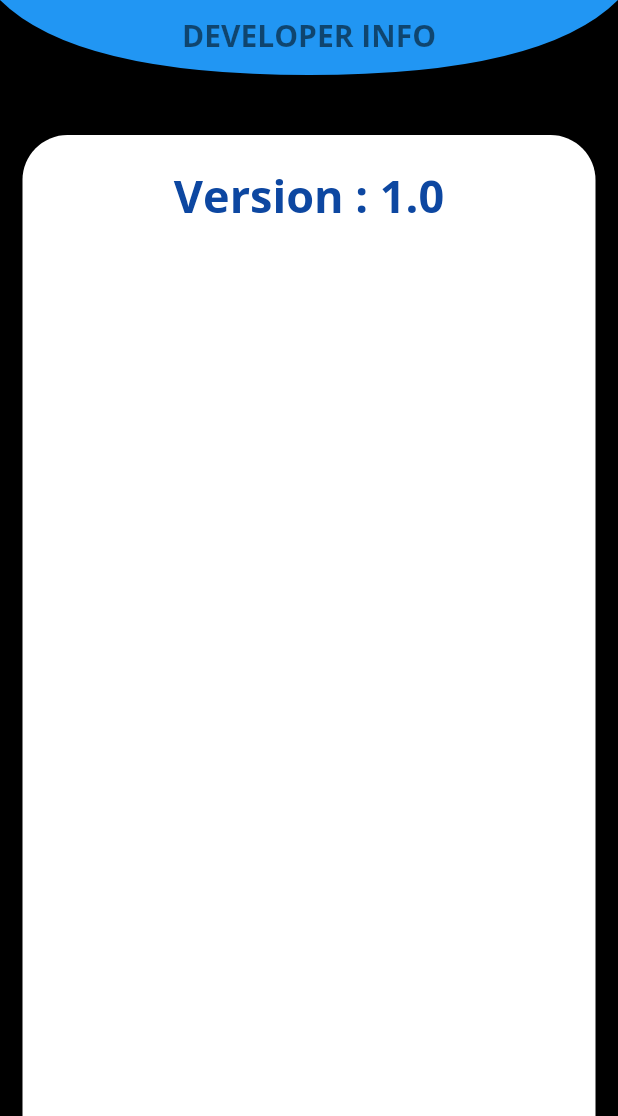
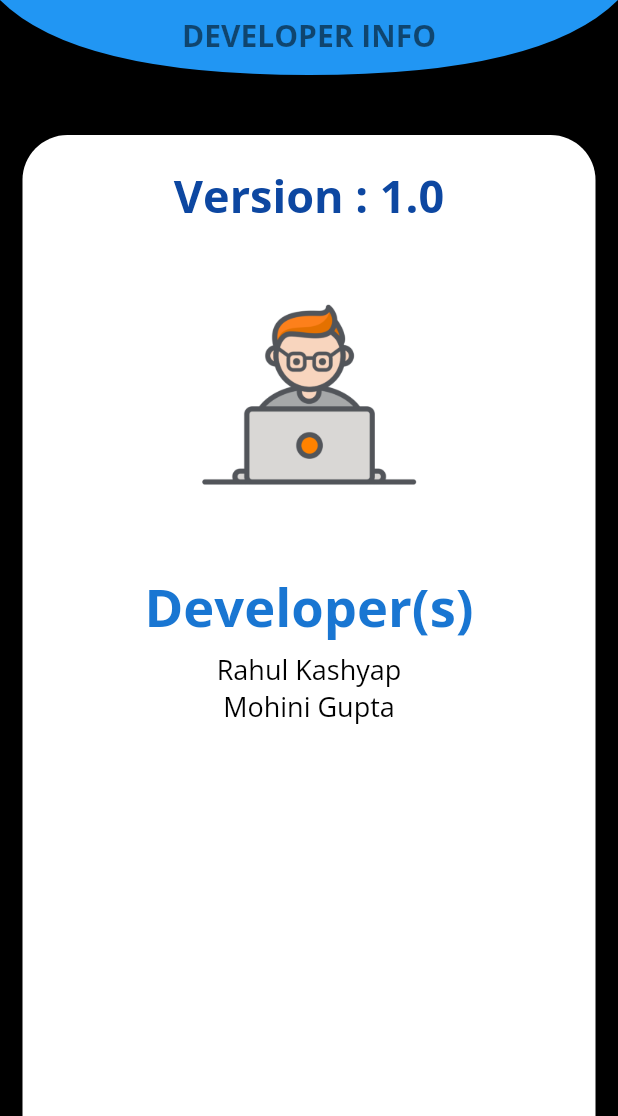
Before and after one commit to imKashyap/Zero-Dollar-Security, a Flutter app: the TopTheme screen opened directly, on a phone screen of 412 x 824 dp, the part 120-1236 px from its top. Run offline on Flutter 3.47's test engine with Material 2 defaults, Android fonts, the phone set to English and light mode, and no system bars; our stand-ins replace flare_flutter, font_awesome_flutter, google_fonts, qr_flutter.

Commit message:
Update AppInfo Page

```diff
--- a/lib/screens/appInfo/appinfo_screen.dart
+++ b/lib/screens/appInfo/appinfo_screen.dart
@@ -59,8 +59,7 @@ class TopTheme extends StatelessWidget {
                   style: kTextStyle.copyWith(
                       fontWeight: FontWeight.bold,
                       fontSize: 20.0,
-                      color: Colors.black54
-                  ),
+                      color: Colors.black54),
                   textAlign: TextAlign.center,
                 ),
               ),
@@ -80,11 +79,39 @@ class TopTheme extends StatelessWidget {
                       ),
                     ),
                     Container(
-                      height: 330.0,
                       child: Column(
                         mainAxisAlignment: MainAxisAlignment.spaceEvenly,
                         children: <Widget>[
-
+                          Container(
+                            height: 230.0,
+                            child: Image.asset(
+                              'assets/developer.png',
+                            ),
+                          ),
+                          Text(
+                            'Developer(s)',
+                            style: kTextStyle.copyWith(
+                              fontSize: 35.0,
+                              fontWeight: FontWeight.bold,
+                            ),
+                          ),
+                          SizedBox(
+                            height: 5.0,
+                          ),
+                          Text(
+                            'Rahul Kashyap',
+                            style: kTextStyle.copyWith(
+                              fontSize: 18.0,
+                              color: Colors.black,
+                            ),
+                          ),
+                          Text(
+                            'Mohini Gupta',
+                            style: kTextStyle.copyWith(
+                              fontSize: 18.0,
+                              color: Colors.black,
+                            ),
+                          ),
                         ],
                       ),
                     )
--- a/lib/screens/contactUsScreen/contactus_screen.dart
+++ b/lib/screens/contactUsScreen/contactus_screen.dart
@@ -1,3 +1,4 @@
+import 'package:flutter/cupertino.dart';
 import 'package:flutter/material.dart';
 import 'package:font_awesome_flutter/font_awesome_flutter.dart';
 import 'package:zerodollarsecurity/screens/homeScreen/widgets/backend.dart';
@@ -83,6 +84,7 @@ class TopTheme extends StatelessWidget {
                       height: 330.0,
                       child: Column(
                         mainAxisAlignment: MainAxisAlignment.spaceEvenly,
+                        crossAxisAlignment: CrossAxisAlignment.stretch,
                         children: <Widget>[
                           contactInfo(
                               Icons.location_on,
```
Also changed, not shown: assets/developer.png (added).
